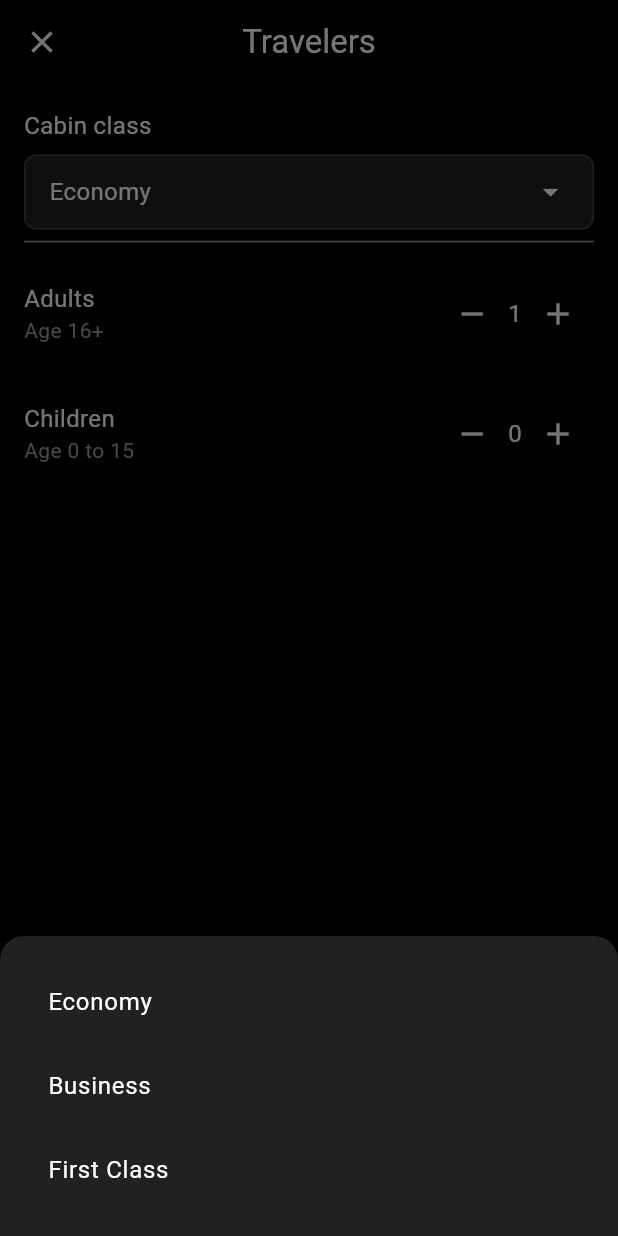
After one commit to sanjaii1/fairyaatra, a Flutter app: the TravelersScreen screen opened directly, after a tap on "Economy", on a phone screen of 412 x 824 dp. The commit adds this screen. Run offline on Flutter 3.47's test engine with Material 3 defaults, Android fonts, the phone set to English and light mode, and no system bars.

Commit message:
selection clsss addded

```diff
--- /dev/null
+++ b/lib/src/feature/home/widget/classSelectionWidget.dart
@@ -0,0 +1,203 @@
+import 'package:flutter/material.dart';
+
+class TravelersScreen extends StatefulWidget {
+  const TravelersScreen({super.key});
+
+  @override
+  _TravelersScreenState createState() => _TravelersScreenState();
+}
+
+class _TravelersScreenState extends State<TravelersScreen> {
+  String cabinClass = "Economy";
+  int adults = 1;
+  int children = 0;
+
+  @override
+  Widget build(BuildContext context) {
+    return Scaffold(
+      backgroundColor: Colors.black,
+      appBar: AppBar(
+        backgroundColor: Colors.black,
+        elevation: 0,
+        leading: IconButton(
+          icon: Icon(Icons.close, color: Colors.white),
+          onPressed: () {
+            Navigator.pop(context);
+          },
+        ),
+        title: Text(
+          "Travelers",
+          style: TextStyle(color: Colors.white),
+        ),
+        centerTitle: true,
+      ),
+      body: Padding(
+        padding: const EdgeInsets.all(16.0),
+        child: Column(
+          crossAxisAlignment: CrossAxisAlignment.start,
+          children: [
+            Text(
+              "Cabin class",
+              style: TextStyle(color: Colors.white, fontSize: 16),
+            ),
+            SizedBox(height: 8),
+            GestureDetector(
+              onTap: () => showCabinClassDialog(),
+              child: Container(
+                padding: EdgeInsets.symmetric(horizontal: 16, vertical: 12),
+                decoration: BoxDecoration(
+                  border: Border.all(color: Colors.grey[800]!),
+                  borderRadius: BorderRadius.circular(8),
+                  color: Colors.grey[900],
+                ),
+                child: Row(
+                  mainAxisAlignment: MainAxisAlignment.spaceBetween,
+                  children: [
+                    Text(
+                      cabinClass,
+                      style: TextStyle(color: Colors.white, fontSize: 16),
+                    ),
+                    Icon(Icons.arrow_drop_down, color: Colors.white),
+                  ],
+                ),
+              ),
+            ),
+            Divider(color: Colors.grey),
+            buildCounter(
+              "Adults",
+              "Age 16+",
+              adults,
+              onIncrement: () => setState(() => adults++),
+              onDecrement: () =>
+                  setState(() => adults = adults > 1 ? adults - 1 : 1),
+            ),
+            buildCounter(
+              "Children",
+              "Age 0 to 15",
+              children,
+              onIncrement: () => setState(() => children++),
+              onDecrement: () =>
+                  setState(() => children = children > 0 ? children - 1 : 0),
+            ),
+            Spacer(),
+            SizedBox(
+              width: double.infinity,
+              child: ElevatedButton(
+                style: ElevatedButton.styleFrom(
+                  backgroundColor: Colors.blue,
+                  padding: EdgeInsets.symmetric(vertical: 16),
+                  shape: RoundedRectangleBorder(
+                      borderRadius: BorderRadius.circular(8)),
+                ),
+                onPressed: () {},
+                child: Text(
+                  "Done",
+                  style: TextStyle(color: Colors.white, fontSize: 16),
+                ),
+              ),
+            )
+          ],
+        ),
+      ),
+    );
+  }
+
+  void showCabinClassDialog() {
+    showModalBottomSheet(
+      context: context,
+      backgroundColor: Colors.grey[900],
+      shape: RoundedRectangleBorder(
+        borderRadius: BorderRadius.vertical(top: Radius.circular(16)),
+      ),
+      builder: (BuildContext context) {
+        return Container(
+          padding: EdgeInsets.all(16),
+          child: Column(
+            mainAxisSize: MainAxisSize.min,
+            children: [
+              ListTile(
+                title: Text(
+                  "Economy",
+                  style: TextStyle(color: Colors.white),
+                ),
+                onTap: () {
+                  setState(() {
+                    cabinClass = "Economy";
+                  });
+                  Navigator.pop(context);
+                },
+              ),
+              ListTile(
+                title: Text(
+                  "Business",
+                  style: TextStyle(color: Colors.white),
+                ),
+                onTap: () {
+                  setState(() {
+                    cabinClass = "Business";
+                  });
+                  Navigator.pop(context);
+                },
+              ),
+              ListTile(
+                title: Text(
+                  "First Class",
+                  style: TextStyle(color: Colors.white),
+                ),
+                onTap: () {
+                  setState(() {
+                    cabinClass = "First Class";
+                  });
+                  Navigator.pop(context);
+                },
+              ),
+            ],
+          ),
+        );
+      },
+    );
+  }
+
+  Widget buildCounter(String title, String subtitle, int count,
+      {required VoidCallback onIncrement, required VoidCallback onDecrement}) {
+    return Padding(
+      padding: const EdgeInsets.symmetric(vertical: 16.0),
+      child: Row(
+        mainAxisAlignment: MainAxisAlignment.spaceBetween,
+        children: [
+          Column(
+            crossAxisAlignment: CrossAxisAlignment.start,
+            children: [
+              Text(
+                title,
+                style: TextStyle(color: Colors.white, fontSize: 16),
+              ),
+              Text(
+                subtitle,
+                style: TextStyle(color: Colors.grey, fontSize: 14),
+              ),
+            ],
+          ),
+          Row(
+            children: [
+              IconButton(
+                icon: Icon(Icons.remove, color: Colors.white),
+                onPressed: onDecrement,
+                color: Colors.grey[800],
+              ),
+              Text(
+                "$count",
+                style: TextStyle(color: Colors.white, fontSize: 16),
+              ),
+              IconButton(
+                icon: Icon(Icons.add, color: Colors.white),
+                onPressed: onIncrement,
+                color: Colors.grey[800],
+              ),
+            ],
+          ),
+        ],
+      ),
+    );
+  }
+}
--- a/lib/src/feature/home/widget/flightSearchWidget.dart
+++ b/lib/src/feature/home/widget/flightSearchWidget.dart
@@ -1,3 +1,4 @@
+import 'package:fairyaatra/src/feature/home/widget/classSelectionWidget.dart';
 import 'package:fairyaatra/src/feature/home/widget/datePicker.dart';
 import 'package:fairyaatra/src/feature/home/widget/dateWidget.dart';
 import 'package:fairyaatra/src/feature/home/widget/detailWidget.dart';
@@ -130,12 +131,32 @@ class _FlightsearchwidgetState extends State<Flightsearchwidget> {
                       const SizedBox(height: 20),
                     ],
                     // Traveller and Class Details
-                    Row(
-                      mainAxisAlignment: MainAxisAlignment.spaceBetween,
-                      children: const [
-                        DetailWidget(label: "TRAVELLER", value: "1 Adult"),
-                        DetailWidget(label: "CLASS", value: "Economy"),
-                      ],
+                    GestureDetector(
+                      onTap: () {
+                        Navigator.push(
+                          context,
+                          MaterialPageRoute(
+                              builder: (context) =>
+                                  const TravelersScreen()), // Replace with your logic
+                        );
+                      },
+                      child: GestureDetector(
+                        onTap: () {
+                          Navigator.push(
+                            context,
+                            MaterialPageRoute(
+                                builder: (context) =>
+                                    const TravelersScreen()), // Replace with your logic
+                          );
+                        },
+                        child: Row(
+                          mainAxisAlignment: MainAxisAlignment.spaceBetween,
+                          children: const [
+                            DetailWidget(label: "TRAVELLER", value: "1 Adult"),
+                            DetailWidget(label: "CLASS", value: "Economy"),
+                          ],
+                        ),
+                      ),
                     ),
                     const Spacer(),
                     // Search Button
```
Also changed, not shown: assets/images/logo.png.
